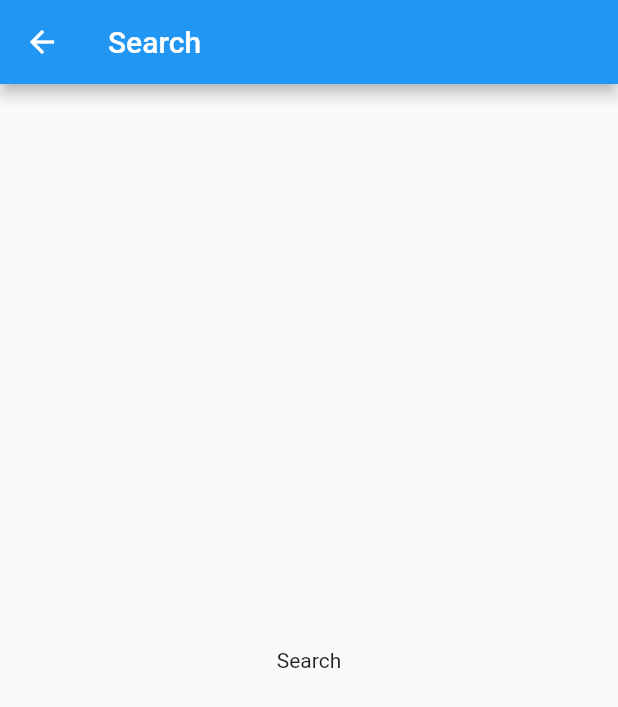
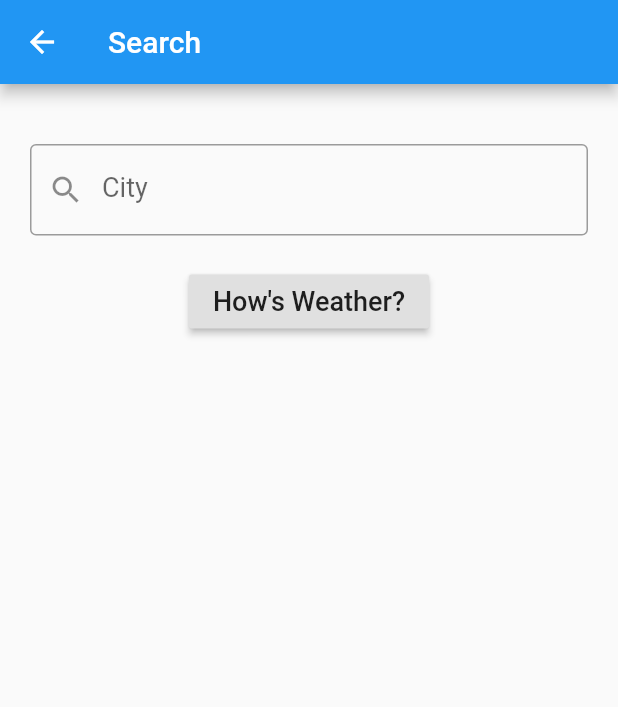
Before and after one commit to kicok/cubit_and_bloc6__simplified_weather_app, a Flutter app: the screen it shows after launch, after a tap on the "search" icon, on a phone screen of 412 x 824 dp. Shown: the top 707 px of the screen. Run offline on Flutter 3.47's test engine with Material 2 defaults, Android fonts, the phone set to English and light mode, and no system bars; our stand-ins replace equatable, flutter_bloc.

Commit message:
Settings Bloc and applying it to UI

```diff
--- a/flutter_weather_bloc6/lib/blocs/settings_bloc.dart
+++ b/flutter_weather_bloc6/lib/blocs/settings_bloc.dart
@@ -20,7 +20,6 @@ class SettingState extends Equatable {
       : assert(temperatureUnit != null);
 
   @override
-  // TODO: implement props
   List<Object> get props => [temperatureUnit];
 }
 
--- a/flutter_weather_bloc6/lib/main.dart
+++ b/flutter_weather_bloc6/lib/main.dart
@@ -1,21 +1,47 @@
 import 'package:flutter/material.dart';
+import 'package:flutter_weather_bloc6/blocs/settings_bloc.dart';
+import 'package:http/http.dart' as http;
+import 'package:flutter_bloc/flutter_bloc.dart';
+import 'package:flutter_weather_bloc6/blocs/weather_bloc.dart';
+import 'package:flutter_weather_bloc6/repositories/weather_api_client.dart';
+import 'package:flutter_weather_bloc6/repositories/weather_repository.dart';
 
 import 'pages/home_page.dart';
 
 void main() {
-  runApp(MyApp());
+  final WeatherRepository weatherRepository = WeatherRepository(
+      weatherApiClient: WeatherApiClient(
+    httpClient: http.Client(),
+  ));
+  runApp(MyApp(
+    weatherRepository: weatherRepository,
+  ));
 }
 
 class MyApp extends StatelessWidget {
+  final WeatherRepository weatherRepository;
+
+  const MyApp({Key key, this.weatherRepository}) : super(key: key);
   @override
   Widget build(BuildContext context) {
-    return MaterialApp(
-      title: 'Flutter Demo',
-      theme: ThemeData(
-        primarySwatch: Colors.blue,
-        visualDensity: VisualDensity.adaptivePlatformDensity,
+    return MultiBlocProvider(
+      providers: [
+        BlocProvider(
+          create: (context) =>
+              WeatherBloc(weatherRepository: weatherRepository),
+        ),
+        BlocProvider(
+          create: (context) => SettingBloc(),
+        ),
+      ],
+      child: MaterialApp(
+        title: 'Flutter Demo',
+        theme: ThemeData(
+          primarySwatch: Colors.blue,
+          visualDensity: VisualDensity.adaptivePlatformDensity,
+        ),
+        home: HomePage(),
       ),
-      home: HomePage(),
     );
   }
 }
--- a/flutter_weather_bloc6/lib/pages/home_page.dart
+++ b/flutter_weather_bloc6/lib/pages/home_page.dart
@@ -1,8 +1,10 @@
+import 'dart:async';
+
 import 'package:flutter/material.dart';
-import 'package:http/http.dart' as http;
+import 'package:flutter_bloc/flutter_bloc.dart';
 
-import '../repositories/weather_api_client.dart';
-import '../repositories/weather_repository.dart';
+import '../blocs/settings_bloc.dart';
+import '../blocs/weather_bloc.dart';
 import 'search_page.dart';
 import 'setting_page.dart';
 
@@ -12,23 +14,18 @@ class HomePage extends StatefulWidget {
 }
 
 class _HomePageState extends State<HomePage> {
+  Completer<void> _refreshCompleter;
   @override
   void initState() {
-    getWeather();
+    _refreshCompleter = Completer<void>();
     super.initState();
   }
 
-  getWeather() async {
-    try {
-      final weatherRespository = WeatherRepository(
-        weatherApiClient: WeatherApiClient(httpClient: http.Client()),
-      );
-
-      final weather = await weatherRespository.getWeather('seoul');
-      print('weather in seoul : ${weather.toJson()}');
-    } catch (err) {
-      print(err);
+  String calculateTemp(TemperatureUnit tempUnit, double temprature) {
+    if (tempUnit == TemperatureUnit.fahrenheit) {
+      return ((temprature * 9 / 3) + 32).toStringAsFixed(2) + '℉';
     }
+    return temprature.toStringAsFixed(2) + '℃';
   }
 
   @override
@@ -63,15 +60,54 @@ class _HomePageState extends State<HomePage> {
                 ),
               );
               print('city: $city');
+              if (city != null) {
+                BlocProvider.of<WeatherBloc>(context)
+                    .add(WeatherRequested(city: city));
+              }
             },
           ),
         ],
       ),
-        body: ListView(
+      body: BlocConsumer<WeatherBloc, WeatherState>(
+        listener: (context, state) {
+          // refesh할때 로딩상태로 계속 머무르며 에러가 있을때...
+          if (state is WeatherLoadedSuccess) {
+            _refreshCompleter.complete();
+            _refreshCompleter = Completer();
+          }
+        },
+        builder: (context, state) {
+          if (state is WeatherInitial) {
+            return Center(
+              child: Text(
+                'Select a city',
+                style: TextStyle(fontSize: 18),
+              ),
+            );
+          }
+
+          if (state is WeatherLoadedInProgress) {
+            return Center(
+              child: CircularProgressIndicator(),
+            );
+          }
+
+          if (state is WeatherLoadedSuccess) {
+            return RefreshIndicator(
+              onRefresh: () {
+                if (state.weather.city != null) {
+                  BlocProvider.of<WeatherBloc>(context)
+                      .add(WeatherRefreshRequested(city: state.weather.city));
+                }
+                return _refreshCompleter.future;
+              },
+              child: BlocBuilder<SettingBloc, SettingState>(
+                builder: (context, settingState) {
+                  return ListView(
                     children: [
                       SizedBox(height: MediaQuery.of(context).size.height / 6),
                       Text(
-              'London',
+                        state.weather.city,
                         textAlign: TextAlign.center,
                         style: TextStyle(
                           fontSize: 40,
@@ -80,7 +116,7 @@ class _HomePageState extends State<HomePage> {
                       ),
                       SizedBox(height: 10),
                       Text(
-              '2020-12-06T15:00:00',
+                        '${TimeOfDay.fromDateTime(state.weather.lastUpdated).format(context)}',
                         textAlign: TextAlign.center,
                         style: TextStyle(fontSize: 18.0),
                       ),
@@ -89,7 +125,10 @@ class _HomePageState extends State<HomePage> {
                         mainAxisAlignment: MainAxisAlignment.center,
                         children: [
                           Text(
-                  '15℃',
+                            calculateTemp(
+                              settingState.temperatureUnit,
+                              state.weather.theTemp,
+                            ),
                             style: TextStyle(
                               fontSize: 30,
                               fontWeight: FontWeight.bold,
@@ -99,11 +138,19 @@ class _HomePageState extends State<HomePage> {
                           Column(
                             children: [
                               Text(
-                      'maxTemp: 17℃',
+                                'Max:' +
+                                    calculateTemp(
+                                      settingState.temperatureUnit,
+                                      state.weather.maxTemp,
+                                    ),
                                 style: TextStyle(fontSize: 16.0),
                               ),
                               Text(
-                      'minTemp: 10℃',
+                                'Min: ' +
+                                    calculateTemp(
+                                      settingState.temperatureUnit,
+                                      state.weather.minTemp,
+                                    ),
                                 style: TextStyle(fontSize: 16.0),
                               ),
                             ],
@@ -112,13 +159,29 @@ class _HomePageState extends State<HomePage> {
                       ),
                       SizedBox(height: 20.0),
                       Text(
-              'Light Cloud',
+                        '${state.weather.weatherStateName}',
                         textAlign: TextAlign.center,
                         style: TextStyle(
                           fontSize: 32,
                         ),
                       )
                     ],
-        ));
+                  );
+                },
+              ),
+            );
+          }
+          return Center(
+            child: Text(
+              'Something went wrong',
+              style: TextStyle(
+                fontSize: 18,
+                color: Colors.red,
+              ),
+            ),
+          );
+        },
+      ),
+    );
   }
 }
--- a/flutter_weather_bloc6/lib/pages/search_page.dart
+++ b/flutter_weather_bloc6/lib/pages/search_page.dart
@@ -1,14 +1,62 @@
 import 'package:flutter/material.dart';
 
-class SearchPage extends StatelessWidget {
+class SearchPage extends StatefulWidget {
+  @override
+  _SearchPageState createState() => _SearchPageState();
+}
+
+class _SearchPageState extends State<SearchPage> {
+  final GlobalKey<FormState> fKey = GlobalKey<FormState>();
+  String city;
+
+  void submit() {
+    final form = fKey.currentState;
+    form.save();
+
+    if (!form.validate()) {
+      return;
+    }
+
+    Navigator.pop(context, city);
+  }
+
   @override
   Widget build(BuildContext context) {
     return Scaffold(
       appBar: AppBar(
         title: Text('Search'),
       ),
-      body: Center(
-        child: Text('Search'),
+      body: Form(
+        key: fKey,
+        child: Column(
+          children: [
+            SizedBox(height: 40.0),
+            Padding(
+              padding: EdgeInsets.symmetric(horizontal: 20),
+              child: TextFormField(
+                style: TextStyle(fontSize: 18),
+                decoration: InputDecoration(
+                  labelText: 'City',
+                  hintText: 'Enter city name in English',
+                  prefixIcon: Icon(Icons.search),
+                  border: OutlineInputBorder(),
+                ),
+                validator: (value) {
+                  return value.isEmpty ? 'City is required' : null;
+                },
+                onSaved: (value) => city = value,
+              ),
+            ),
+            SizedBox(height: 20.0),
+            RaisedButton(
+              onPressed: submit,
+              child: Text(
+                'How\'s Weather?',
+                style: TextStyle(fontSize: 18),
+              ),
+            ),
+          ],
+        ),
       ),
     );
   }
```
Also changed, not shown: flutter_weather_bloc6/lib/blocs/weather_bloc.dart (+4 -4 lines), flutter_weather_bloc6/lib/pages/setting_page.dart (+19 -2 lines). Lines whose indentation alone changed are shown as unchanged.
